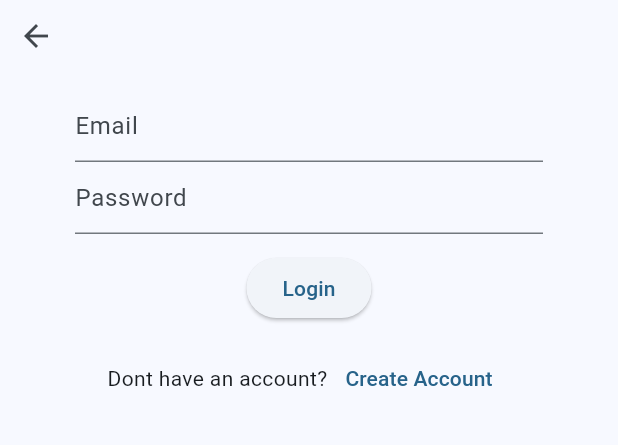
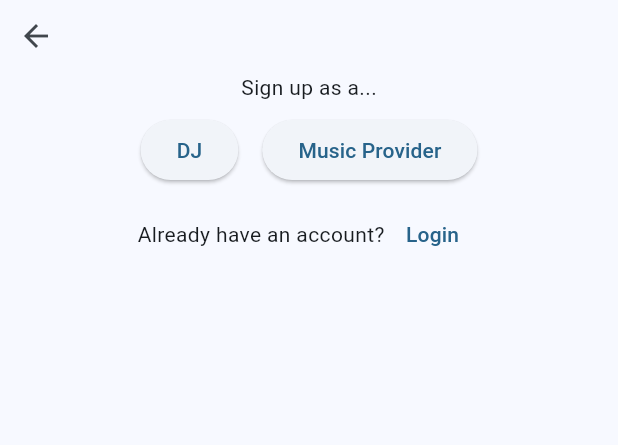
Before and after one commit to AidenAC/UpdateMyUSB, a Flutter app: the screen it shows after launch, after a tap on the "person 2" icon, after a tap on "Login", after a tap on "Create Account", on a phone screen of 412 x 824 dp, the part 84-529 px from its top. Run offline on Flutter 3.47's test engine with Material 3 defaults, Android fonts, the phone set to English and light mode, and no system bars; network calls fail.

Commit message:
added create account portal

```diff
--- a/FrontEnd/updatemyusb_front/lib/user.dart
+++ b/FrontEnd/updatemyusb_front/lib/user.dart
@@ -16,6 +16,7 @@ class _UserPageState extends State<UserPage> {
   @override
   Widget build(BuildContext context) {
     switch (userIndex) {
+      //Use Case: User not authenticated
       case 0:
         userAction = Row(
         mainAxisAlignment: MainAxisAlignment.center,
@@ -24,7 +25,6 @@ class _UserPageState extends State<UserPage> {
             padding: const EdgeInsets.all(8.0),
             child: ElevatedButton(
               onPressed: () {
-                print('login');
                 setState(() {
                   userIndex = 1;
                 });
@@ -36,13 +36,17 @@ class _UserPageState extends State<UserPage> {
             padding: const EdgeInsets.all(8.0),
             child: ElevatedButton(
               onPressed: () {
-                print('create account');
+                setState(() {
+                  userIndex = 2;
+                });
               },
               child: const Text('Create Account'),
             ),
           ),
         ],
       );
+
+      //Use Case: User loggs in existing account
       case 1:
         userAction = Column(
           children: [
@@ -93,13 +97,79 @@ class _UserPageState extends State<UserPage> {
               children: [
                 const Text('Dont have an account?'),
                 TextButton(
-                  onPressed: () {print('create an account');},
+                  onPressed: () {
+                    setState(() {
+                      userIndex = 2;
+                    });
+                  },
                   child: const Text('Create Account'),
                 ),
               ],
             ),
           ],
         );
+
+      //Use Case: User creates new account
+      case 2:
+        userAction = Column(
+          children: [
+            Row(
+              children: [
+                BackButton(
+                  onPressed: () {
+                    setState(() {
+                      userIndex = 0;
+                    });
+                  }
+                ),
+              ],
+            ),
+            Center(
+              child: Column(
+                mainAxisAlignment: MainAxisAlignment.center,
+                children: [
+                  const Text('Sign up as a...'),
+                  Row(
+                    mainAxisAlignment: MainAxisAlignment.center,
+                    children: [
+                      Padding(
+                        padding: const EdgeInsets.all(8.0),
+                        child: ElevatedButton(
+                          onPressed: () {print('dj');},
+                          child: const Text('DJ'),
+                        ),
+                      ),
+                      Padding(
+                        padding: const EdgeInsets.all(8.0),
+                        child: ElevatedButton(
+                          onPressed: () {print('music provider');},
+                          child: const Text('Music Provider'),
+                        ),
+                      ),
+                    ],
+                  ),
+                  Row(
+                    mainAxisAlignment: MainAxisAlignment.center,
+                    children: [
+                      const Text('Already have an account?'),
+                      TextButton(
+                        onPressed: () {
+                          print('login');
+                          setState(() {
+                            userIndex = 1;
+                          });
+                        },
+                        child: const Text('Login'),
+                      ),
+                    ],
+                  ),
+                ],
+              ),
+            ),
+          ],
+        );
+
+      //Unreachable index error
       default:
         throw UnimplementedError();
     }
```
